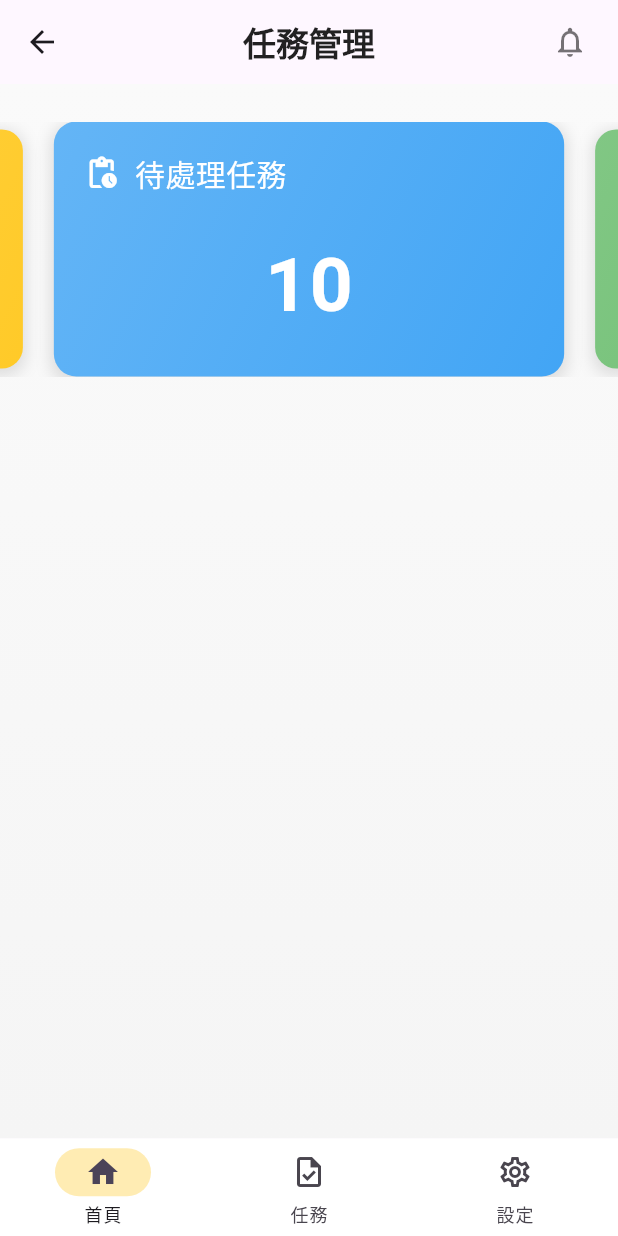
After one commit to yuchiyang123/TASK_MANAGEMENT, a Flutter app: the HomePage screen opened directly, on a phone screen of 412 x 824 dp. The commit adds this screen. Run offline on Flutter 3.47's test engine with Material 3 defaults, Android fonts, the phone set to English and light mode, and no system bars; drawn by our look-alikes of carousel_slider; our stand-ins replace email_validator, flutter_riverpod, loading_indicator, logger, riverpod, shared_preferences; missing offline and left inert: bcrypt, dart_jsonwebtoken, mysql1; accounts and stored records are empty.

Commit message:
更新首頁

```diff
--- a/lib/core/routes/app_route.dart
+++ b/lib/core/routes/app_route.dart
@@ -6,6 +6,8 @@ import 'package:task_management/features/auth/screens/login_screen.dart';
 import 'package:task_management/features/auth/screens/register_screen.dart';
 import 'package:task_management/features/error/screen/error_screen.dart';
 import 'package:task_management/features/auth/states/auth_state.dart';
+
+import '../../features/home/screens/home_screen.dart';
 
 // 路由名稱定義
 class RouteName {
@@ -43,6 +45,7 @@ class AppRouter {
     final publicRoutes = [
       RouteName.auth.login,
       RouteName.auth.register,
+      //RouteName.main.home
     ];
 
     // 如果是公開路由，直接返回對應頁面
@@ -100,8 +103,8 @@ class AppRouter {
         return const LoginPage();
       case '/auth/register':
         return const RegisterPage();
-      // case '/':
-      //   return const HomePage();
+      case '/':
+        return const HomePage();
       default:
         return ErrorPage(routeName: settings.name);
     }
--- a/lib/features/auth/screens/login_screen.dart
+++ b/lib/features/auth/screens/login_screen.dart
@@ -112,8 +112,11 @@ class _LoginPageState extends ConsumerState<LoginPage> {
 
               // 先關閉 loading，再處理結果
               await loadingController.hide(context);
-              await handleLogin(
+              final isLoggin = await handleLogin(
                   mounted, results, authService, logger, loadingController);
+              if (isLoggin) {
+                context.pushToHome();
+              }
             } on AuthException catch (e) {
               // 確保他生命週期過了狀態不會一直存在
               if (!mounted) return;
@@ -336,7 +339,7 @@ class _LoginPageState extends ConsumerState<LoginPage> {
   }
 }
 
-Future<void> handleLogin(
+Future<bool> handleLogin(
     context, results, authService, logger, loadingController) async {
   try {
     // 檢查登入結果
@@ -345,7 +348,7 @@ Future<void> handleLogin(
       ScaffoldMessenger.of(context).showSnackBar(
         const SnackBar(content: Text('登入失敗，請檢查帳號密碼')),
       );
-      return;
+      return false;
     }
 
     // 登入成功，處理 token
@@ -354,13 +357,12 @@ Future<void> handleLogin(
 
     await authService.setJWToken(accessToken, refreshToken);
     logger.t('登入成功');
+    return true;
   } catch (error) {
     // 錯誤處理
     ScaffoldMessenger.of(context).showSnackBar(
       SnackBar(content: Text('發生錯誤：${error.toString()}')),
     );
-  } finally {
-    // 確保一定會關閉 loading
-    loadingController.hide(context);
+    return false;
   }
 }
--- /dev/null
+++ b/lib/features/home/screens/home_screen.dart
@@ -0,0 +1,181 @@
+import 'package:flutter/material.dart' hide CarouselController;
+import 'package:carousel_slider/carousel_slider.dart';
+
+class HomePage extends StatefulWidget {
+  const HomePage({super.key});
+
+  @override
+  State<HomePage> createState() => _HomePageState();
+}
+
+class _HomePageState extends State<HomePage> {
+  int currentPageIndex = 0;
+  @override
+  Widget build(BuildContext context) {
+    return Scaffold(
+      // 優化 AppBar 設計
+      appBar: AppBar(
+        elevation: 0,
+        centerTitle: true,
+        title: const Text(
+          '任務管理',
+          style: TextStyle(
+            color: Colors.black87,
+            fontWeight: FontWeight.w600,
+          ),
+        ),
+        backgroundColor: Colors.transparent, // 透明背景
+        // 可選：添加右側操作按鈕
+        actions: [
+          IconButton(
+            icon:
+                const Icon(Icons.notifications_outlined, color: Colors.black54),
+            onPressed: () {},
+          ),
+          const SizedBox(width: 8),
+        ],
+      ),
+      // 設置漸層背景
+      body: Container(
+        decoration: BoxDecoration(
+          gradient: LinearGradient(
+            begin: Alignment.topCenter,
+            end: Alignment.bottomCenter,
+            colors: [
+              Colors.grey.shade50,
+              Colors.grey.shade100,
+            ],
+          ),
+        ),
+        child: Column(
+          children: [
+            const SizedBox(height: 25),
+            CarouselSlider(
+              options: CarouselOptions(
+                height: 170,
+                enlargeCenterPage: true,
+                autoPlay: false,
+                enlargeFactor: 0.2, // 添加這個參數控制放大效果
+                aspectRatio: 16 / 9,
+                autoPlayCurve: Curves.fastOutSlowIn,
+                enableInfiniteScroll: true,
+                viewportFraction: 0.85, // 調整視窗比例
+              ),
+              items: List<Widget>.generate(3, (int index) {
+                return Container(
+                  margin: const EdgeInsets.symmetric(horizontal: 5.0),
+                  decoration: BoxDecoration(
+                    borderRadius: BorderRadius.circular(15.0), // 增加圓角
+                    gradient: LinearGradient(
+                      begin: Alignment.topLeft,
+                      end: Alignment.bottomRight,
+                      colors: switch (index) {
+                        0 => [Colors.blue.shade300, Colors.blue.shade400],
+                        1 => [Colors.green.shade300, Colors.green.shade400],
+                        2 => [Colors.amber.shade300, Colors.amber.shade400],
+                        _ => [Colors.grey.shade300, Colors.grey.shade400]
+                      },
+                    ),
+                    boxShadow: [
+                      BoxShadow(
+                        color: Colors.grey.withOpacity(0.3),
+                        spreadRadius: 2,
+                        blurRadius: 8,
+                        offset: const Offset(0, 3),
+                      ),
+                    ],
+                  ),
+                  child: Container(
+                    margin: const EdgeInsets.all(20),
+                    child: Column(
+                      crossAxisAlignment: CrossAxisAlignment.start,
+                      children: [
+                        Row(
+                          children: [
+                            Icon(
+                              switch (index) {
+                                0 => Icons.pending_actions,
+                                1 => Icons.task_alt,
+                                2 => Icons.running_with_errors,
+                                _ => Icons.error
+                              },
+                              color: Colors.white,
+                              size: 24,
+                            ),
+                            const SizedBox(width: 10),
+                            Text(
+                              switch (index) {
+                                0 => '待處理任務',
+                                1 => '已完成任務',
+                                2 => '進行中任務',
+                                _ => '問題'
+                              },
+                              style: const TextStyle(
+                                color: Colors.white,
+                                fontSize: 20,
+                                fontWeight: FontWeight.w500,
+                              ),
+                            ),
+                          ],
+                        ),
+                        const Spacer(),
+                        Center(
+                          child: Text(
+                            switch (index) {
+                              0 => '10',
+                              1 => '25',
+                              2 => '100',
+                              _ => ''
+                            },
+                            style: const TextStyle(
+                              color: Colors.white,
+                              fontSize: 50,
+                              fontWeight: FontWeight.w600,
+                              letterSpacing: 1,
+                            ),
+                          ),
+                        ),
+                        const SizedBox(height: 5),
+                      ],
+                    ),
+                  ),
+                );
+              }),
+            ),
+          ],
+        ),
+      ),
+      // 優化底部導航欄
+      bottomNavigationBar: NavigationBar(
+        onDestinationSelected: (int index) {
+          setState(() {
+            currentPageIndex = index;
+          });
+        },
+        elevation: 0, // 移除陰影
+        height: 65, // 調整高度
+        backgroundColor: Colors.white, // 純白背景
+        indicatorColor: Colors.amber.shade100, // 更柔和的指示器顏色
+        selectedIndex: currentPageIndex,
+        labelBehavior: NavigationDestinationLabelBehavior.alwaysShow,
+        destinations: const <Widget>[
+          NavigationDestination(
+            icon: Icon(Icons.home_outlined),
+            selectedIcon: Icon(Icons.home),
+            label: '首頁',
+          ),
+          NavigationDestination(
+            icon: Icon(Icons.task_outlined),
+            selectedIcon: Icon(Icons.task),
+            label: '任務',
+          ),
+          NavigationDestination(
+            icon: Icon(Icons.settings_outlined),
+            selectedIcon: Icon(Icons.settings),
+            label: '設定',
+          ),
+        ],
+      ),
+    );
+  }
+}
--- a/pubspec.yaml
+++ b/pubspec.yaml
@@ -35,6 +35,7 @@ dependencies:
   # The following adds the Cupertino Icons font to your application.
   # Use with the CupertinoIcons class for iOS style icons.
   cupertino_icons: ^1.0.8
+  carousel_slider: ^5.0.0
 
 dev_dependencies:
   flutter_test:
```
Also changed, not shown: pubspec.lock.
